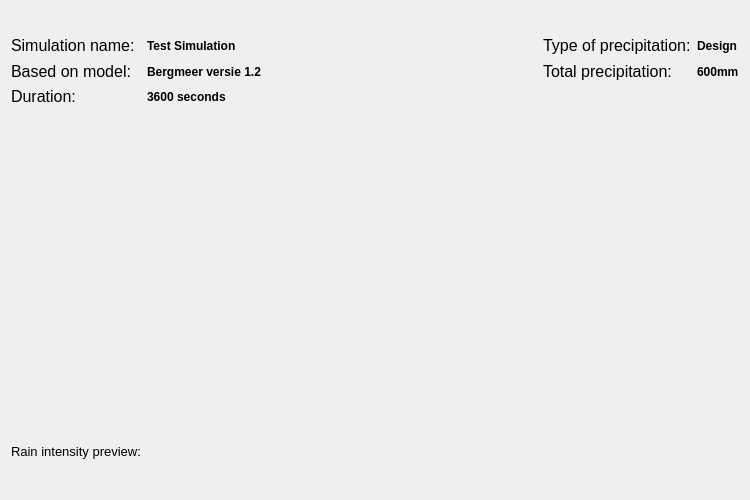
The window that threedi_api_qgis_client/ui/page4.ui (nens/threedi-api-qgis-client) describes before a commit, drawn with Qt 5.
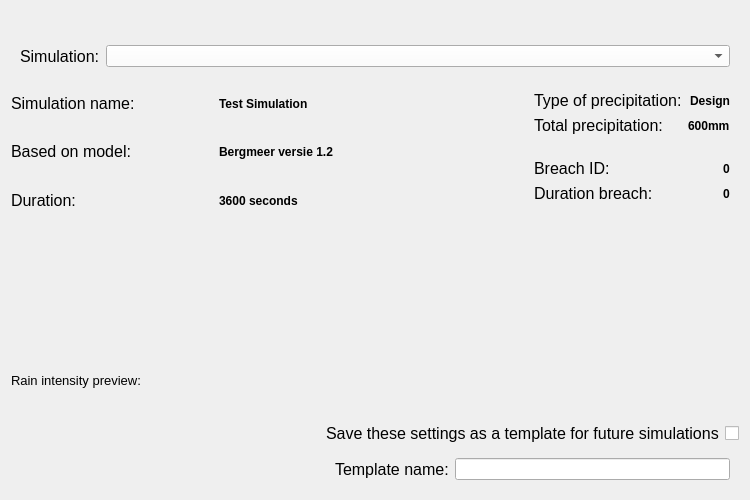
The same window after the commit.

Diff of the .ui file:
```diff
--- a/threedi_api_qgis_client/ui/page4.ui
+++ b/threedi_api_qgis_client/ui/page4.ui
@@ -32,169 +32,327 @@
    <bool>true</bool>
   </property>
   <layout class="QGridLayout" name="gridLayout">
-   <item row="2" column="0">
-    <widget class="QLabel" name="sim_name_l">
-     <property name="font">
-      <font>
-       <family>Segoe UI</family>
-       <pointsize>12</pointsize>
-      </font>
+   <item row="2" column="0" colspan="6">
+    <widget class="QWidget" name="simulation_widget" native="true">
+     <property name="sizePolicy">
+      <sizepolicy hsizetype="Expanding" vsizetype="Preferred">
+       <horstretch>0</horstretch>
+       <verstretch>0</verstretch>
+      </sizepolicy>
      </property>
-     <property name="text">
-      <string>&lt;html&gt;&lt;head/&gt;&lt;body&gt;&lt;p&gt;Simulation name:&lt;/p&gt;&lt;/body&gt;&lt;/html&gt;</string>
+     <property name="minimumSize">
+      <size>
+       <width>0</width>
+       <height>0</height>
+      </size>
      </property>
+     <layout class="QGridLayout" name="gridLayout_2">
+      <item row="0" column="0">
+       <widget class="QLabel" name="label_3">
+        <property name="font">
+         <font>
+          <pointsize>12</pointsize>
+         </font>
+        </property>
+        <property name="text">
+         <string>Simulation:</string>
+        </property>
+       </widget>
+      </item>
+      <item row="0" column="1">
+       <widget class="QComboBox" name="dd_simulation">
+        <property name="sizePolicy">
+         <sizepolicy hsizetype="Expanding" vsizetype="Fixed">
+          <horstretch>0</horstretch>
+          <verstretch>0</verstretch>
+         </sizepolicy>
+        </property>
+        <property name="palette">
+         <palette>
+          <active>
+           <colorrole role="Button">
+            <brush brushstyle="SolidPattern">
+             <color alpha="255">
+              <red>255</red>
+              <green>255</green>
+              <blue>255</blue>
+             </color>
+            </brush>
+           </colorrole>
+          </active>
+          <inactive>
+           <colorrole role="Button">
+            <brush brushstyle="SolidPattern">
+             <color alpha="255">
+              <red>255</red>
+              <green>255</green>
+              <blue>255</blue>
+             </color>
+            </brush>
+           </colorrole>
+          </inactive>
+          <disabled>
+           <colorrole role="Button">
+            <brush brushstyle="SolidPattern">
+             <color alpha="255">
+              <red>255</red>
+              <green>255</green>
+              <blue>255</blue>
+             </color>
+            </brush>
+           </colorrole>
+          </disabled>
+         </palette>
+        </property>
+       </widget>
+      </item>
+     </layout>
     </widget>
    </item>
-   <item row="2" column="2">
+   <item row="14" column="0" colspan="6">
+    <spacer name="horizontalSpacer_2">
+     <property name="orientation">
+      <enum>Qt::Horizontal</enum>
+     </property>
+     <property name="sizeHint" stdset="0">
+      <size>
+       <width>40</width>
+       <height>20</height>
+      </size>
+     </property>
+    </spacer>
+   </item>
+   <item row="5" column="4">
     <spacer name="horizontalSpacer">
      <property name="orientation">
       <enum>Qt::Horizontal</enum>
      </property>
+     <property name="sizeType">
+      <enum>QSizePolicy::Minimum</enum>
+     </property>
      <property name="sizeHint" stdset="0">
       <size>
-       <width>40</width>
+       <width>20</width>
        <height>20</height>
       </size>
      </property>
     </spacer>
    </item>
-   <item row="0" column="0" colspan="5">
+   <item row="1" column="0">
+    <spacer name="verticalSpacer">
+     <property name="orientation">
+      <enum>Qt::Vertical</enum>
+     </property>
+     <property name="sizeType">
+      <enum>QSizePolicy::Fixed</enum>
+     </property>
+     <property name="sizeHint" stdset="0">
+      <size>
+       <width>20</width>
+       <height>25</height>
+      </size>
+     </property>
+    </spacer>
+   </item>
+   <item row="5" column="5">
+    <layout class="QVBoxLayout" name="verticalLayout">
+     <property name="sizeConstraint">
+      <enum>QLayout::SetFixedSize</enum>
+     </property>
+     <property name="bottomMargin">
+      <number>10</number>
+     </property>
+     <item>
+      <widget class="QWidget" name="precipitation_widget" native="true">
+       <property name="sizePolicy">
+        <sizepolicy hsizetype="Preferred" vsizetype="Maximum">
+         <horstretch>0</horstretch>
+         <verstretch>0</verstretch>
+        </sizepolicy>
+       </property>
+       <property name="minimumSize">
+        <size>
+         <width>0</width>
+         <height>0</height>
+        </size>
+       </property>
+       <layout class="QGridLayout" name="gridLayout_3">
+        <item row="0" column="1" alignment="Qt::AlignRight">
+         <widget class="QLabel" name="sim_prec_type">
+          <property name="font">
+           <font>
+            <pointsize>9</pointsize>
+            <weight>75</weight>
+            <bold>true</bold>
+           </font>
+          </property>
+          <property name="text">
+           <string>Design</string>
+          </property>
+         </widget>
+        </item>
+        <item row="0" column="0">
+         <widget class="QLabel" name="sim_prec_type_l">
+          <property name="font">
+           <font>
+            <family>Segoe UI</family>
+            <pointsize>12</pointsize>
+           </font>
+          </property>
+          <property name="text">
+           <string>&lt;html&gt;&lt;head/&gt;&lt;body&gt;&lt;p&gt;Type of precipitation:&lt;/p&gt;&lt;/body&gt;&lt;/html&gt;</string>
+          </property>
+         </widget>
+        </item>
+        <item row="1" column="0">
+         <widget class="QLabel" name="sim_prec_total_l">
+          <property name="font">
+           <font>
+            <family>Segoe UI</family>
+            <pointsize>12</pointsize>
+           </font>
+          </property>
+          <property name="text">
+           <string>&lt;html&gt;&lt;head/&gt;&lt;body&gt;&lt;p&gt;Total precipitation:&lt;/p&gt;&lt;/body&gt;&lt;/html&gt;</string>
+          </property>
+         </widget>
+        </item>
+        <item row="1" column="1" alignment="Qt::AlignRight">
+         <widget class="QLabel" name="sim_prec_total">
+          <property name="font">
+           <font>
+            <pointsize>9</pointsize>
+            <weight>75</weight>
+            <bold>true</bold>
+           </font>
+          </property>
+          <property name="text">
+           <string>600mm</string>
+          </property>
+         </widget>
+        </item>
+       </layout>
+      </widget>
+     </item>
+     <item>
+      <widget class="QWidget" name="breach_widget" native="true">
+       <property name="sizePolicy">
+        <sizepolicy hsizetype="Preferred" vsizetype="Maximum">
+         <horstretch>0</horstretch>
+         <verstretch>0</verstretch>
+        </sizepolicy>
+       </property>
+       <layout class="QGridLayout" name="gridLayout_4">
+        <item row="3" column="0">
+         <widget class="QLabel" name="duration_breach_l">
+          <property name="font">
+           <font>
+            <pointsize>12</pointsize>
+           </font>
+          </property>
+          <property name="text">
+           <string>Duration breach:</string>
+          </property>
+         </widget>
+        </item>
+        <item row="3" column="1" alignment="Qt::AlignRight">
+         <widget class="QLabel" name="duration_breach">
+          <property name="font">
+           <font>
+            <pointsize>9</pointsize>
+            <weight>75</weight>
+            <bold>true</bold>
+           </font>
+          </property>
+          <property name="text">
+           <string>0</string>
+          </property>
+         </widget>
+        </item>
+        <item row="2" column="1" alignment="Qt::AlignRight">
+         <widget class="QLabel" name="breach_id">
+          <property name="font">
+           <font>
+            <pointsize>9</pointsize>
+            <weight>75</weight>
+            <bold>true</bold>
+           </font>
+          </property>
+          <property name="text">
+           <string>0</string>
+          </property>
+         </widget>
+        </item>
+        <item row="2" column="0">
+         <widget class="QLabel" name="breach_id_l">
+          <property name="font">
+           <font>
+            <pointsize>12</pointsize>
+           </font>
+          </property>
+          <property name="text">
+           <string>Breach ID:</string>
+          </property>
+         </widget>
+        </item>
+       </layout>
+      </widget>
+     </item>
+    </layout>
+   </item>
+   <item row="15" column="3" colspan="3">
+    <layout class="QHBoxLayout" name="horizontalLayout_2">
+     <item>
+      <widget class="QLabel" name="label_2">
+       <property name="font">
+        <font>
+         <pointsize>12</pointsize>
+        </font>
+       </property>
+       <property name="text">
+        <string>Save these settings as a template for future simulations</string>
+       </property>
+      </widget>
+     </item>
+     <item alignment="Qt::AlignLeft">
+      <widget class="QCheckBox" name="cb_save_template">
+       <property name="text">
+        <string/>
+       </property>
+      </widget>
+     </item>
+    </layout>
+   </item>
+   <item row="0" column="0" colspan="6">
     <layout class="QVBoxLayout" name="svg_lout">
+     <property name="leftMargin">
+      <number>20</number>
+     </property>
+     <property name="topMargin">
+      <number>0</number>
+     </property>
+     <property name="rightMargin">
+      <number>20</number>
+     </property>
      <property name="bottomMargin">
       <number>0</number>
      </property>
     </layout>
    </item>
-   <item row="4" column="1">
-    <widget class="QLabel" name="sim_duration">
-     <property name="font">
-      <font>
-       <pointsize>9</pointsize>
-       <weight>75</weight>
-       <bold>true</bold>
-      </font>
-     </property>
-     <property name="text">
-      <string>3600 seconds</string>
-     </property>
-    </widget>
-   </item>
-   <item row="2" column="3">
-    <widget class="QLabel" name="sim_prec_type_l">
-     <property name="font">
-      <font>
-       <family>Segoe UI</family>
-       <pointsize>12</pointsize>
-      </font>
-     </property>
-     <property name="text">
-      <string>&lt;html&gt;&lt;head/&gt;&lt;body&gt;&lt;p&gt;Type of precipitation:&lt;/p&gt;&lt;/body&gt;&lt;/html&gt;</string>
-     </property>
-    </widget>
-   </item>
-   <item row="3" column="1">
-    <widget class="QLabel" name="sim_database">
-     <property name="font">
-      <font>
-       <pointsize>9</pointsize>
-       <weight>75</weight>
-       <bold>true</bold>
-      </font>
-     </property>
-     <property name="text">
-      <string>Bergmeer versie 1.2</string>
-     </property>
-    </widget>
-   </item>
-   <item row="2" column="1">
-    <widget class="QLabel" name="sim_name">
-     <property name="font">
-      <font>
-       <pointsize>9</pointsize>
-       <weight>75</weight>
-       <bold>true</bold>
-      </font>
-     </property>
-     <property name="text">
-      <string>Test Simulation</string>
-     </property>
-    </widget>
-   </item>
-   <item row="2" column="4">
-    <widget class="QLabel" name="sim_prec_type">
-     <property name="font">
-      <font>
-       <pointsize>9</pointsize>
-       <weight>75</weight>
-       <bold>true</bold>
-      </font>
-     </property>
-     <property name="text">
-      <string>Design</string>
-     </property>
-    </widget>
-   </item>
-   <item row="8" column="0" colspan="5">
-    <spacer name="horizontalSpacer_2">
+   <item row="8" column="0">
+    <spacer name="verticalSpacer_2">
      <property name="orientation">
-      <enum>Qt::Horizontal</enum>
+      <enum>Qt::Vertical</enum>
      </property>
      <property name="sizeHint" stdset="0">
       <size>
-       <width>40</width>
-       <height>20</height>
+       <width>20</width>
+       <height>40</height>
       </size>
      </property>
     </spacer>
    </item>
-   <item row="3" column="0">
-    <widget class="QLabel" name="sim_base_l">
-     <property name="font">
-      <font>
-       <family>Segoe UI</family>
-       <pointsize>12</pointsize>
-      </font>
-     </property>
-     <property name="text">
-      <string>&lt;html&gt;&lt;head/&gt;&lt;body&gt;&lt;p&gt;Based on model:&lt;/p&gt;&lt;/body&gt;&lt;/html&gt;</string>
-     </property>
-    </widget>
-   </item>
-   <item row="7" column="0" colspan="5">
-    <layout class="QGridLayout" name="lout_plot">
-     <property name="bottomMargin">
-      <number>10</number>
-     </property>
-    </layout>
-   </item>
-   <item row="3" column="4">
-    <widget class="QLabel" name="sim_prec_total">
-     <property name="font">
-      <font>
-       <pointsize>9</pointsize>
-       <weight>75</weight>
-       <bold>true</bold>
-      </font>
-     </property>
-     <property name="text">
-      <string>600mm</string>
-     </property>
-    </widget>
-   </item>
-   <item row="3" column="3">
-    <widget class="QLabel" name="sim_prec_total_l">
-     <property name="font">
-      <font>
-       <family>Segoe UI</family>
-       <pointsize>12</pointsize>
-      </font>
-     </property>
-     <property name="text">
-      <string>&lt;html&gt;&lt;head/&gt;&lt;body&gt;&lt;p&gt;Total precipitation:&lt;/p&gt;&lt;/body&gt;&lt;/html&gt;</string>
-     </property>
-    </widget>
-   </item>
-   <item row="6" column="0">
+   <item row="10" column="0">
     <widget class="QLabel" name="label_11">
      <property name="sizePolicy">
       <sizepolicy hsizetype="Preferred" vsizetype="Minimum">
@@ -213,47 +371,176 @@
      </property>
     </widget>
    </item>
-   <item row="5" column="0">
-    <spacer name="verticalSpacer_2">
-     <property name="orientation">
-      <enum>Qt::Vertical</enum>
-     </property>
-     <property name="sizeHint" stdset="0">
-      <size>
-       <width>20</width>
-       <height>40</height>
-      </size>
-     </property>
-    </spacer>
-   </item>
-   <item row="4" column="0">
-    <widget class="QLabel" name="sim_duration_l">
-     <property name="font">
-      <font>
-       <family>Segoe UI</family>
-       <pointsize>12</pointsize>
-      </font>
-     </property>
-     <property name="text">
-      <string>&lt;html&gt;&lt;head/&gt;&lt;body&gt;&lt;p&gt;Duration:&lt;/p&gt;&lt;/body&gt;&lt;/html&gt;</string>
-     </property>
+   <item row="16" column="3" colspan="3">
+    <widget class="QWidget" name="template_widget" native="true">
+     <layout class="QHBoxLayout" name="horizontalLayout_3">
+      <item>
+       <widget class="QLabel" name="label">
+        <property name="font">
+         <font>
+          <pointsize>12</pointsize>
+         </font>
+        </property>
+        <property name="text">
+         <string>Template name:</string>
+        </property>
+       </widget>
+      </item>
+      <item>
+       <widget class="QLineEdit" name="template_name"/>
+      </item>
+     </layout>
     </widget>
    </item>
-   <item row="1" column="0">
-    <spacer name="verticalSpacer">
-     <property name="orientation">
-      <enum>Qt::Vertical</enum>
+   <item row="11" column="0" colspan="6">
+    <layout class="QGridLayout" name="lout_plot">
+     <property name="bottomMargin">
+      <number>10</number>
      </property>
-     <property name="sizeType">
-      <enum>QSizePolicy::Fixed</enum>
+    </layout>
+   </item>
+   <item row="5" column="0" colspan="4">
+    <layout class="QGridLayout" name="gridLayout_5">
+     <property name="sizeConstraint">
+      <enum>QLayout::SetDefaultConstraint</enum>
      </property>
-     <property name="sizeHint" stdset="0">
-      <size>
-       <width>20</width>
-       <height>25</height>
-      </size>
-     </property>
-    </spacer>
+     <item row="1" column="0">
+      <widget class="QLabel" name="sim_base_l">
+       <property name="sizePolicy">
+        <sizepolicy hsizetype="Minimum" vsizetype="Preferred">
+         <horstretch>0</horstretch>
+         <verstretch>0</verstretch>
+        </sizepolicy>
+       </property>
+       <property name="font">
+        <font>
+         <family>Segoe UI</family>
+         <pointsize>12</pointsize>
+        </font>
+       </property>
+       <property name="text">
+        <string>&lt;html&gt;&lt;head/&gt;&lt;body&gt;&lt;p&gt;Based on model:&lt;/p&gt;&lt;/body&gt;&lt;/html&gt;</string>
+       </property>
+      </widget>
+     </item>
+     <item row="0" column="0">
+      <widget class="QLabel" name="sim_name_l">
+       <property name="sizePolicy">
+        <sizepolicy hsizetype="Minimum" vsizetype="Preferred">
+         <horstretch>0</horstretch>
+         <verstretch>0</verstretch>
+        </sizepolicy>
+       </property>
+       <property name="font">
+        <font>
+         <family>Segoe UI</family>
+         <pointsize>12</pointsize>
+        </font>
+       </property>
+       <property name="text">
+        <string>&lt;html&gt;&lt;head/&gt;&lt;body&gt;&lt;p&gt;Simulation name:&lt;/p&gt;&lt;/body&gt;&lt;/html&gt;</string>
+       </property>
+      </widget>
+     </item>
+     <item row="0" column="1">
+      <widget class="QLabel" name="sim_name">
+       <property name="font">
+        <font>
+         <pointsize>9</pointsize>
+         <weight>75</weight>
+         <bold>true</bold>
+        </font>
+       </property>
+       <property name="text">
+        <string>Test Simulation</string>
+       </property>
+      </widget>
+     </item>
+     <item row="2" column="0">
+      <widget class="QLabel" name="sim_duration_l">
+       <property name="sizePolicy">
+        <sizepolicy hsizetype="Minimum" vsizetype="Preferred">
+         <horstretch>0</horstretch>
+         <verstretch>0</verstretch>
+        </sizepolicy>
+       </property>
+       <property name="palette">
+        <palette>
+         <active>
+          <colorrole role="Button">
+           <brush brushstyle="SolidPattern">
+            <color alpha="255">
+             <red>255</red>
+             <green>255</green>
+             <blue>255</blue>
+            </color>
+           </brush>
+          </colorrole>
+         </active>
+         <inactive>
+          <colorrole role="Button">
+           <brush brushstyle="SolidPattern">
+            <color alpha="255">
+             <red>255</red>
+             <green>255</green>
+             <blue>255</blue>
+            </color>
+           </brush>
+          </colorrole>
+         </inactive>
+         <disabled>
+          <colorrole role="Button">
+           <brush brushstyle="SolidPattern">
+            <color alpha="255">
+             <red>255</red>
+             <green>255</green>
+             <blue>255</blue>
+            </color>
+           </brush>
+          </colorrole>
+         </disabled>
+        </palette>
+       </property>
+       <property name="font">
+        <font>
+         <family>Segoe UI</family>
+         <pointsize>12</pointsize>
+        </font>
+       </property>
+       <property name="text">
+        <string>&lt;html&gt;&lt;head/&gt;&lt;body&gt;&lt;p&gt;Duration:&lt;/p&gt;&lt;/body&gt;&lt;/html&gt;</string>
+       </property>
+      </widget>
+     </item>
+     <item row="1" column="1">
+      <widget class="QLabel" name="sim_database">
+       <property name="font">
+        <font>
+         <pointsize>9</pointsize>
+         <weight>75</weight>
+         <bold>true</bold>
+        </font>
+       </property>
+       <property name="text">
+        <string>Bergmeer versie 1.2</string>
+       </property>
+      </widget>
+     </item>
+     <item row="2" column="1">
+      <widget class="QLabel" name="sim_duration">
+       <property name="font">
+        <font>
+         <pointsize>9</pointsize>
+         <weight>75</weight>
+         <bold>true</bold>
+        </font>
+       </property>
+       <property name="text">
+        <string>3600 seconds</string>
+       </property>
+      </widget>
+     </item>
+    </layout>
    </item>
   </layout>
  </widget>
```
